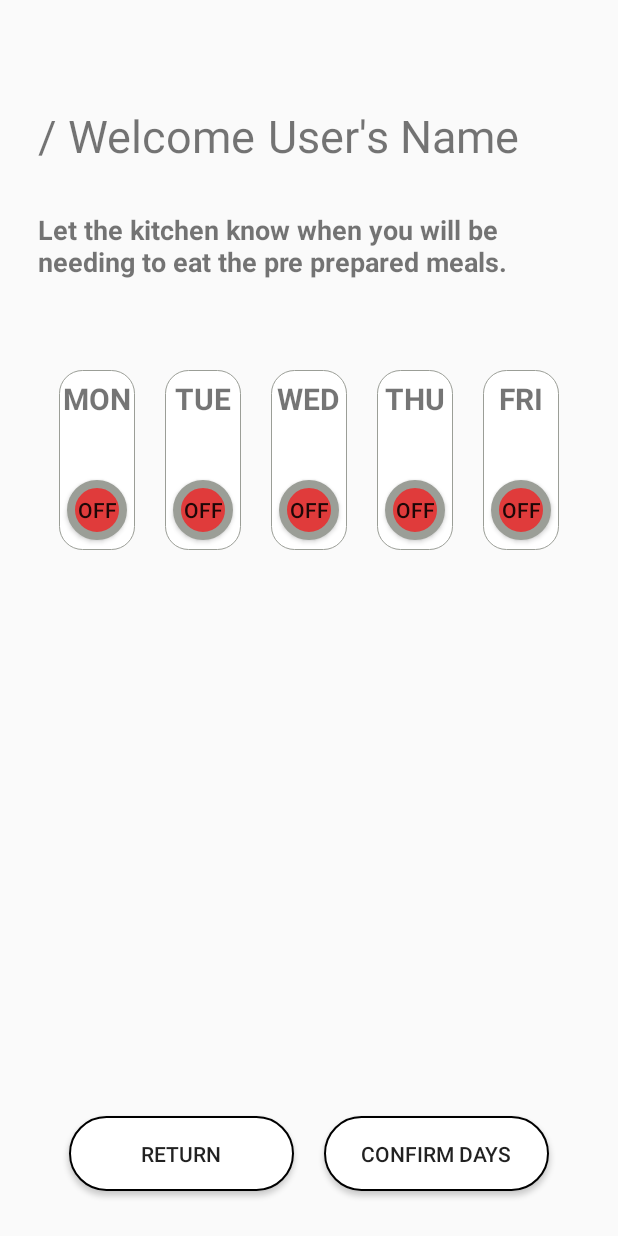
After one commit to andy-cameron/Green_Leaf, an Android app: the WeekPreferenceScreen screen opened directly, with no data from a screen before it, on a phone screen of 412 x 824 dp. The commit adds this screen. Run offline under Robolectric (Android 15) with nearby library versions, the phone set to English and light mode, and no system bars.

Commit message:
Preference screen created

```diff
--- a/app/src/main/AndroidManifest.xml
+++ b/app/src/main/AndroidManifest.xml
@@ -9,6 +9,10 @@
         android:roundIcon="@mipmap/green_leaf"
         android:supportsRtl="true"
         android:theme="@style/AppTheme">
+        <activity
+            android:name=".WeekPreferenceScreen"
+            android:label="@string/title_activity_week_preference_screen"
+            android:theme="@style/AppTheme.NoActionBar"></activity>
         <activity
             android:name=".SplashScreenActivity"
             android:label="Green Leaf"
@@ -38,7 +42,7 @@
         <activity
             android:name=".ProfileScreenActivity"
             android:label="@string/title_activity_profile_screen"
-            android:theme="@style/AppTheme.NoActionBar"></activity>
+            android:theme="@style/AppTheme.NoActionBar" />
     </application>
 
 </manifest>
--- a/app/src/main/java/com/andrewcameron/green_leaf/ProfileScreenActivity.java
+++ b/app/src/main/java/com/andrewcameron/green_leaf/ProfileScreenActivity.java
@@ -41,11 +41,19 @@ public class ProfileScreenActivity extends AppCompatActivity {
         setContentView(R.layout.activity_profile_screen);
 
         profileName = (TextView) findViewById(R.id.users_name_display);
-//        profileEmail = (TextView) findViewById(R.id.user_email_display);
         profileOrganisation = (TextView) findViewById(R.id.user_organisation_display);
         profileLeaves = (TextView) findViewById(R.id.user_leaves_display);
 
+        Button goToPreferences = (Button) findViewById(R.id.go_to_preferences);
         Button returnToLogin = (Button) findViewById(R.id.return_to_login);
+
+        goToPreferences.setOnClickListener(new View.OnClickListener() {
+            @Override
+            public void onClick(View v) {
+                Intent myIntent = new Intent( ProfileScreenActivity.this, WeekPreferenceScreen.class);
+                startActivity(myIntent);
+            }
+        });
 
         returnToLogin.setOnClickListener(new View.OnClickListener() {
             @Override
--- /dev/null
+++ b/app/src/main/java/com/andrewcameron/green_leaf/WeekPreferenceScreen.java
@@ -0,0 +1,41 @@
+package com.andrewcameron.green_leaf;
+
+import android.content.Intent;
+import android.os.Bundle;
+import android.support.design.widget.FloatingActionButton;
+import android.support.design.widget.Snackbar;
+import android.support.v7.app.AppCompatActivity;
+import android.support.v7.widget.Toolbar;
+import android.view.View;
+import android.widget.Button;
+
+public class WeekPreferenceScreen extends AppCompatActivity {
+
+    @Override
+    protected void onCreate(Bundle savedInstanceState) {
+        super.onCreate(savedInstanceState);
+        setContentView(R.layout.content_week_preference_screen);
+        Toolbar toolbar = findViewById(R.id.toolbar);
+        setSupportActionBar(toolbar);
+
+        final Button returnToProfile = (Button) findViewById(R.id.return_to_profile);
+        final Button confirmPreferences = (Button) findViewById(R.id.confirm_preferences);
+
+        returnToProfile.setOnClickListener(new View.OnClickListener() {
+            @Override
+            public void onClick(View v) {
+                Intent myIntent = new Intent(WeekPreferenceScreen.this, ProfileScreenActivity.class);
+                startActivity(myIntent);
+            }
+        });
+
+        confirmPreferences.setOnClickListener(new View.OnClickListener() {
+            @Override
+            public void onClick(View v) {
+                Intent myIntent = new Intent(WeekPreferenceScreen.this, ProfileScreenActivity.class);
+                startActivity(myIntent);
+            }
+        });
+    }
+
+}
--- /dev/null
+++ b/app/src/main/res/drawable/date_toggle.xml
@@ -0,0 +1,5 @@
+<?xml version="1.0" encoding="utf-8"?>
+<selector xmlns:android="http://schemas.android.com/apk/res/android">
+    <item android:drawable="@drawable/date_toggle_on" android:state_checked="true"/>
+    <item android:drawable="@drawable/date_toggle_off" android:state_checked="false"/>
+</selector>
--- /dev/null
+++ b/app/src/main/res/drawable/date_toggle_off.xml
@@ -0,0 +1,10 @@
+<?xml version="1.0" encoding="utf-8"?>
+<selector xmlns:android="http://schemas.android.com/apk/res/android">
+    <item>
+        <shape android:shape="oval">
+            <solid android:color="@color/noRed"/>
+            <stroke android:color="@color/grey" android:width="5dp"/>
+            <size android:width="250dp" android:height="250dp"/>
+        </shape>
+    </item>
+</selector>
--- /dev/null
+++ b/app/src/main/res/drawable/date_toggle_on.xml
@@ -0,0 +1,10 @@
+<?xml version="1.0" encoding="utf-8"?>
+<selector xmlns:android="http://schemas.android.com/apk/res/android">
+    <item>
+        <shape android:shape="oval">
+            <solid android:color="@color/yesGreen"/>
+            <stroke android:color="@color/grey" android:width="5dp"/>
+            <size android:width="250dp" android:height="250dp"/>
+        </shape>
+    </item>
+</selector>
--- a/app/src/main/res/layout/activity_profile_screen.xml
+++ b/app/src/main/res/layout/activity_profile_screen.xml
@@ -196,6 +196,7 @@
                     </LinearLayout>
 
                     <Button
+                        android:id="@+id/go_to_preferences"
                         android:layout_width="match_parent"
                         android:layout_height="match_parent"
                         android:background="@drawable/content_panel_button"
--- /dev/null
+++ b/app/src/main/res/layout/activity_week_preference_screen.xml
@@ -0,0 +1,33 @@
+<?xml version="1.0" encoding="utf-8"?>
+<android.support.design.widget.CoordinatorLayout xmlns:android="http://schemas.android.com/apk/res/android"
+    xmlns:app="http://schemas.android.com/apk/res-auto"
+    xmlns:tools="http://schemas.android.com/tools"
+    android:layout_width="match_parent"
+    android:layout_height="match_parent"
+    tools:context=".WeekPreferenceScreen">
+
+    <android.support.design.widget.AppBarLayout
+        android:layout_width="match_parent"
+        android:layout_height="wrap_content"
+        android:theme="@style/AppTheme.AppBarOverlay">
+
+        <android.support.v7.widget.Toolbar
+            android:id="@+id/toolbar"
+            android:layout_width="match_parent"
+            android:layout_height="?attr/actionBarSize"
+            android:background="?attr/colorPrimary"
+            app:popupTheme="@style/AppTheme.PopupOverlay" />
+
+    </android.support.design.widget.AppBarLayout>
+
+    <include layout="@layout/content_week_preference_screen" />
+
+    <android.support.design.widget.FloatingActionButton
+        android:id="@+id/fab"
+        android:layout_width="wrap_content"
+        android:layout_height="wrap_content"
+        android:layout_gravity="bottom|end"
+        android:layout_margin="@dimen/fab_margin"
+        app:srcCompat="@android:drawable/ic_dialog_email" />
+
+</android.support.design.widget.CoordinatorLayout>
--- /dev/null
+++ b/app/src/main/res/layout/content_week_preference_screen.xml
@@ -0,0 +1,176 @@
+<?xml version="1.0" encoding="utf-8"?>
+<LinearLayout xmlns:android="http://schemas.android.com/apk/res/android"
+    xmlns:app="http://schemas.android.com/apk/res-auto"
+    xmlns:tools="http://schemas.android.com/tools"
+    android:layout_width="match_parent"
+    android:layout_height="match_parent"
+    tools:context=".WeekPreferenceScreen"
+    android:orientation="vertical"
+    android:paddingTop="70dp"
+    android:paddingLeft="25dp"
+    android:paddingRight="25dp"
+    android:gravity="center_horizontal">
+    <LinearLayout
+        android:layout_width="match_parent"
+        android:layout_height="wrap_content"
+        android:orientation="horizontal"
+        android:paddingBottom="30dp">
+        <TextView
+            android:layout_width="wrap_content"
+            android:layout_height="match_parent"
+            android:text="@string/welcome"
+            android:textSize="30sp"/>
+        <TextView
+            android:id="@+id/user_week_preference_name"
+            android:layout_width="wrap_content"
+            android:layout_height="wrap_content"
+            android:text="User's Name"
+            android:textSize="30sp"
+            android:paddingLeft="8dp"
+            />
+    </LinearLayout>
+    <LinearLayout
+        android:layout_width="wrap_content"
+        android:layout_height="wrap_content"
+        android:orientation="horizontal">
+        <TextView
+            android:layout_width="match_parent"
+            android:layout_height="wrap_content"
+            android:text="@string/week_preference_instruction"
+            android:textSize="18sp"
+            android:textStyle="bold"/>
+    </LinearLayout>
+
+    <LinearLayout
+        android:layout_width="match_parent"
+        android:layout_height="wrap_content"
+        android:paddingTop="50dp"
+        android:orientation="horizontal"
+        android:gravity="center_horizontal">
+        <LinearLayout
+            android:layout_width="wrap_content"
+            android:layout_height="120dp"
+            android:background="@drawable/date_icon"
+            android:orientation="vertical"
+            android:gravity="center_horizontal"
+            android:layout_margin="10dp">
+            <TextView
+                android:layout_width="wrap_content"
+                android:layout_height="wrap_content"
+                android:text="MON"
+                android:textSize="20dp"
+                android:textStyle="bold"
+                android:paddingTop="5dp"
+                android:paddingBottom="35dp"/>
+            <ToggleButton
+                android:background="@drawable/date_toggle"
+                android:layout_width="40dp"
+                android:layout_height="40dp"
+                android:layout_margin="5dp"/>
+        </LinearLayout>
+        <LinearLayout
+            android:layout_width="wrap_content"
+            android:layout_height="120dp"
+            android:background="@drawable/date_icon"
+            android:orientation="vertical"
+            android:gravity="center_horizontal"
+            android:layout_margin="10dp">
+            <TextView
+                android:layout_width="wrap_content"
+                android:layout_height="wrap_content"
+                android:text="TUE"
+                android:textSize="20dp"
+                android:textStyle="bold"
+                android:paddingTop="5dp"
+                android:paddingBottom="35dp"/>
+            <ToggleButton
+                android:background="@drawable/date_toggle"
+                android:layout_width="40dp"
+                android:layout_height="40dp"
+                android:layout_margin="5dp"/>
+        </LinearLayout>
+        <LinearLayout
+            android:layout_width="wrap_content"
+            android:layout_height="120dp"
+            android:background="@drawable/date_icon"
+            android:orientation="vertical"
+            android:gravity="center_horizontal"
+            android:layout_margin="10dp">
+            <TextView
+                android:layout_width="wrap_content"
+                android:layout_height="wrap_content"
+                android:text="WED"
+                android:textSize="20dp"
+                android:textStyle="bold"
+                android:paddingTop="5dp"
+                android:paddingBottom="35dp"/>
+            <ToggleButton
+                android:background="@drawable/date_toggle"
+                android:layout_width="40dp"
+                android:layout_height="40dp"
+                android:layout_margin="5dp"/>
+        </LinearLayout>
+        <LinearLayout
+            android:layout_width="wrap_content"
+            android:layout_height="120dp"
+            android:background="@drawable/date_icon"
+            android:orientation="vertical"
+            android:gravity="center_horizontal"
+            android:layout_margin="10dp">
+            <TextView
+                android:layout_width="wrap_content"
+                android:layout_height="wrap_content"
+                android:text="THU"
+                android:textSize="20dp"
+                android:textStyle="bold"
+                android:paddingTop="5dp"
+                android:paddingBottom="35dp"/>
+            <ToggleButton
+                android:background="@drawable/date_toggle"
+                android:layout_width="40dp"
+                android:layout_height="40dp"
+                android:layout_margin="5dp"/>
+        </LinearLayout>
+        <LinearLayout
+            android:layout_width="wrap_content"
+            android:layout_height="120dp"
+            android:background="@drawable/date_icon"
+            android:orientation="vertical"
+            android:gravity="center_horizontal"
+            android:layout_margin="10dp">
+            <TextView
+                android:layout_width="wrap_content"
+                android:layout_height="wrap_content"
+                android:text="FRI"
+                android:textSize="20dp"
+                android:textStyle="bold"
+                android:paddingTop="5dp"
+                android:paddingBottom="35dp"/>
+            <ToggleButton
+                android:background="@drawable/date_toggle"
+                android:layout_width="40dp"
+                android:layout_height="40dp"
+                android:layout_margin="5dp"/>
+        </LinearLayout>
+    </LinearLayout>
+    <LinearLayout
+        android:layout_width="wrap_content"
+        android:layout_height="match_parent"
+        android:orientation="horizontal"
+        android:gravity="bottom">
+        <Button
+            android:id="@+id/return_to_profile"
+            android:layout_width="wrap_content"
+            android:layout_height="wrap_content"
+            android:background="@drawable/button"
+            android:text="@string/return_string_login"
+            android:layout_margin="10dp"/>
+        <Button
+            android:id="@+id/confirm_preferences"
+            android:layout_width="wrap_content"
+            android:layout_height="wrap_content"
+            android:background="@drawable/button"
+            android:layout_margin="10dp"
+            android:text="@string/confirm_days"/>
+    </LinearLayout>
+</LinearLayout>
--- a/app/src/main/res/values/colors.xml
+++ b/app/src/main/res/values/colors.xml
@@ -10,4 +10,6 @@
     <color name="potBrown">#AF5512</color>
     <color name="grey">#9b9e97</color>
     <color name="lightGrey">#F5F5F5</color>
+    <color name="yesGreen">#68C468</color>
+    <color name="noRed">#E03B3B</color>
 </resources>
--- a/app/src/main/res/values/strings.xml
+++ b/app/src/main/res/values/strings.xml
@@ -30,4 +30,8 @@
     <string name="user_leaves_panel_title">Your Leaves</string>
     <string name="user_information_panel_title">Information</string>
     <string name="user_information_panel_description">View and modify your information and other details on your Green Leaf profile</string>
+    <string name="title_activity_week_preference_screen">WeekPreferenceScreen</string>
+    <string name="welcome">/ Welcome</string>
+    <string name="week_preference_instruction">Let the kitchen know when you will be needing to eat the pre prepared meals.</string>
+    <string name="confirm_days">Confirm Days</string>
 </resources>
```
